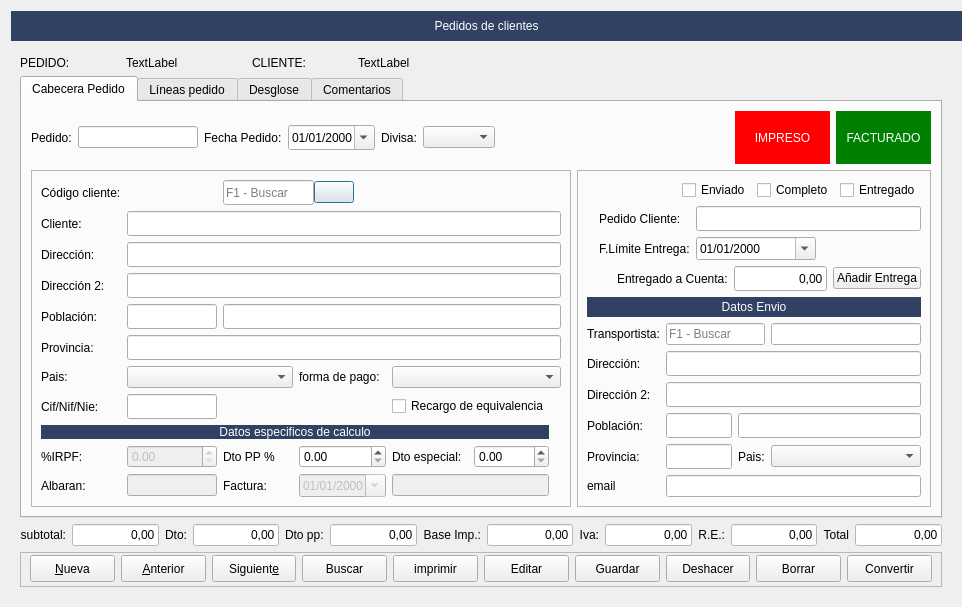
Before: the Qt Designer form Zona_Ventas/frmpedidos.ui in arcnexus/RedFoX, drawn with Qt 5.
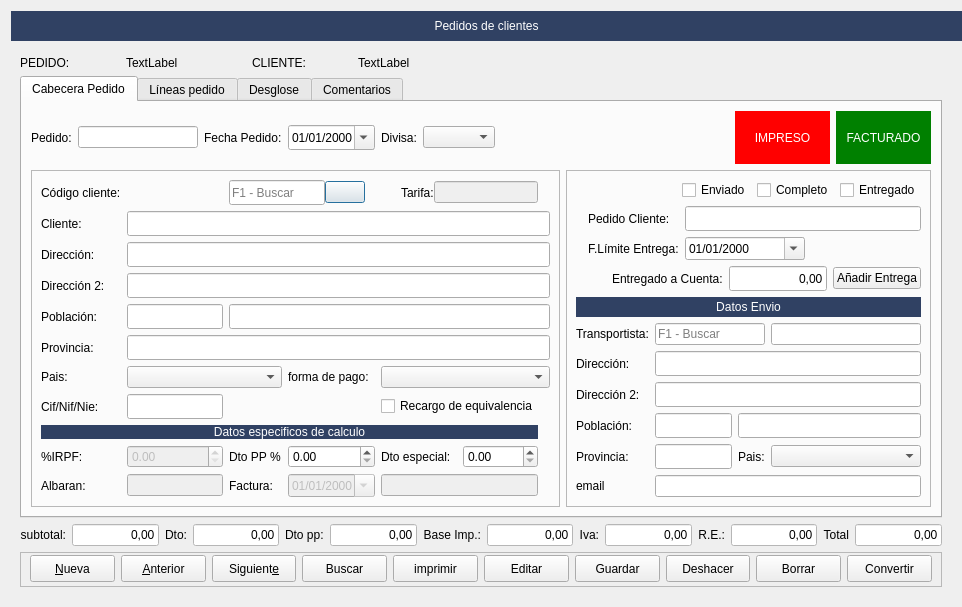
After: the same form once the commit is applied. The open tabs and pages were chosen to show the change. Icons and pictures are not drawn.

Commit message: ajustes en pedidos para tarifas y fix de bugs en pedidos

```diff
--- a/Zona_Ventas/frmpedidos.ui
+++ b/Zona_Ventas/frmpedidos.ui
@@ -261,56 +261,6 @@
                 </property>
                </widget>
               </item>
-              <item row="0" column="2" colspan="2">
-               <layout class="QHBoxLayout" name="horizontalLayout_8">
-                <property name="spacing">
-                 <number>0</number>
-                </property>
-                <item>
-                 <widget class="QLineEdit" name="txtcodigo_cliente">
-                  <property name="minimumSize">
-                   <size>
-                    <width>0</width>
-                    <height>25</height>
-                   </size>
-                  </property>
-                  <property name="maximumSize">
-                   <size>
-                    <width>100</width>
-                    <height>16777215</height>
-                   </size>
-                  </property>
-                  <property name="placeholderText">
-                   <string>F1 - Buscar</string>
-                  </property>
-                 </widget>
-                </item>
-                <item>
-                 <widget class="QPushButton" name="botBuscarCliente">
-                  <property name="text">
-                   <string/>
-                  </property>
-                  <property name="icon">
-                   <iconset resource="../maya.qrc">
-                    <normaloff>:/Icons/PNG/search.png</normaloff>:/Icons/PNG/search.png</iconset>
-                  </property>
-                 </widget>
-                </item>
-                <item>
-                 <spacer name="horizontalSpacer_5">
-                  <property name="orientation">
-                   <enum>Qt::Horizontal</enum>
-                  </property>
-                  <property name="sizeHint" stdset="0">
-                   <size>
-                    <width>40</width>
-                    <height>20</height>
-                   </size>
-                  </property>
-                 </spacer>
-                </item>
-               </layout>
-              </item>
               <item row="5" column="2" colspan="6">
                <widget class="QLineEdit" name="txtpoblacion">
                 <property name="sizePolicy">
@@ -569,6 +519,70 @@
                 </property>
                </widget>
               </item>
+              <item row="0" column="2" colspan="4">
+               <layout class="QHBoxLayout" name="horizontalLayout_8">
+                <property name="spacing">
+                 <number>0</number>
+                </property>
+                <item>
+                 <widget class="QLineEdit" name="txtcodigo_cliente">
+                  <property name="minimumSize">
+                   <size>
+                    <width>0</width>
+                    <height>25</height>
+                   </size>
+                  </property>
+                  <property name="maximumSize">
+                   <size>
+                    <width>100</width>
+                    <height>16777215</height>
+                   </size>
+                  </property>
+                  <property name="placeholderText">
+                   <string>F1 - Buscar</string>
+                  </property>
+                 </widget>
+                </item>
+                <item>
+                 <widget class="QPushButton" name="botBuscarCliente">
+                  <property name="text">
+                   <string/>
+                  </property>
+                  <property name="icon">
+                   <iconset resource="../maya.qrc">
+                    <normaloff>:/Icons/PNG/search.png</normaloff>:/Icons/PNG/search.png</iconset>
+                  </property>
+                 </widget>
+                </item>
+                <item>
+                 <spacer name="horizontalSpacer_5">
+                  <property name="orientation">
+                   <enum>Qt::Horizontal</enum>
+                  </property>
+                  <property name="sizeHint" stdset="0">
+                   <size>
+                    <width>40</width>
+                    <height>20</height>
+                   </size>
+                  </property>
+                 </spacer>
+                </item>
+                <item>
+                 <widget class="QLabel" name="label_22">
+                  <property name="text">
+                   <string>Tarifa:</string>
+                  </property>
+                 </widget>
+                </item>
+                <item>
+                 <widget class="QLineEdit" name="txtTarifa_cliente">
+                  <property name="enabled">
+                   <bool>false</bool>
+                  </property>
+                 </widget>
+                </item>
+               </layout>
+              </item>
              </layout>
             </widget>
            </item>
```
Left out of the diff: 2 changed lines with no effect on the pictures. The commit also changes 8 other files.
